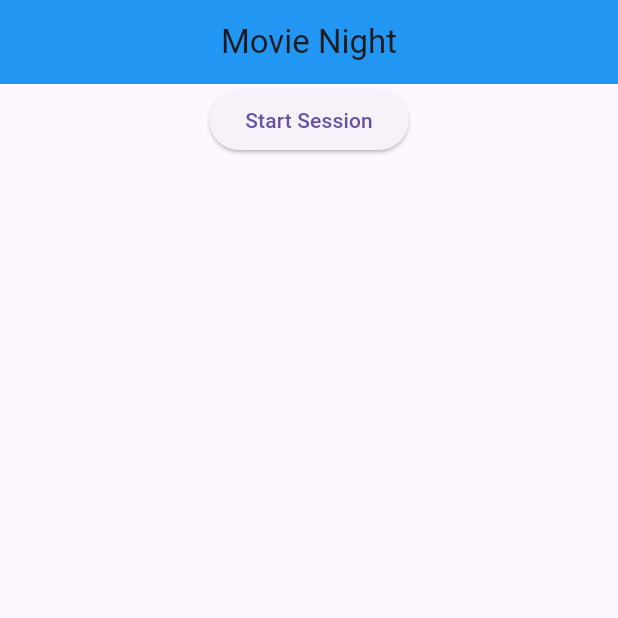
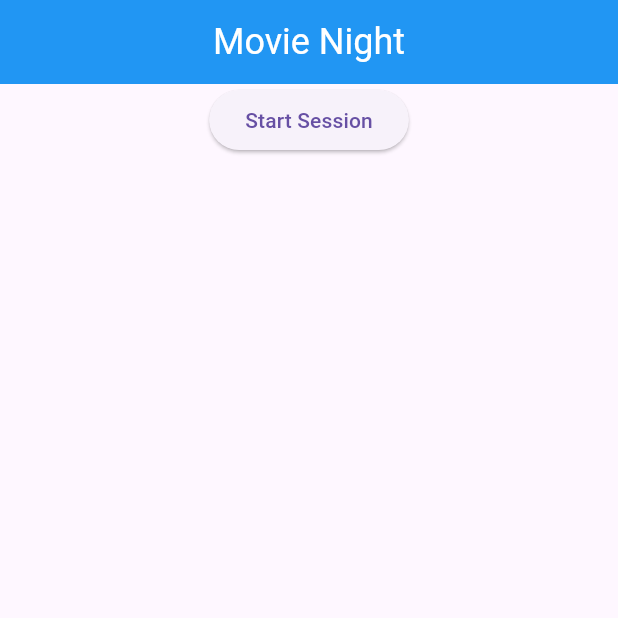
Before and after one commit to tse00022/mad9135-final, a Flutter app: the screen it shows after launch, on a phone screen of 412 x 824 dp, the top half of it. Run offline on Flutter 3.47's test engine with Material 3 defaults, Android fonts, the phone set to English and light mode, and no system bars.

Commit message:
Setup welcome screen

```diff
--- a/lib/screens/welcome_screen.dart
+++ b/lib/screens/welcome_screen.dart
@@ -1,5 +1,6 @@
 import 'package:flutter/material.dart';
 import 'package:final_project/screens/share_code_screen.dart';
+import 'package:flutter/widgets.dart';
 
 class WelcomeScreen extends StatefulWidget {
   const WelcomeScreen({
@@ -16,7 +17,8 @@ class _WelcomeScreenState extends State<WelcomeScreen> {
     return Scaffold(
       appBar: AppBar(
         centerTitle: true,
-        title: const Text('Movie Night'),
+        title: const Text('Movie Night',
+            style: TextStyle(color: Colors.white, fontSize: 24)),
         backgroundColor: Colors.blue,
       ),
       body: Center(
```
